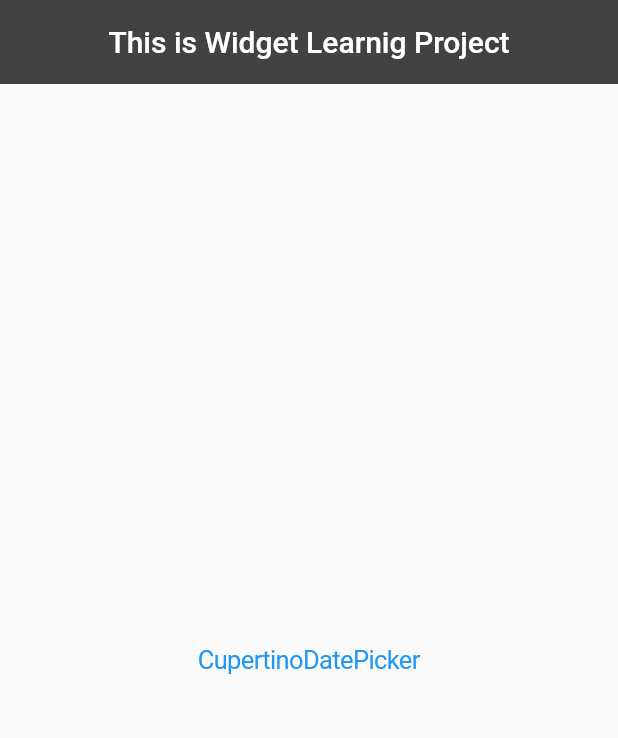
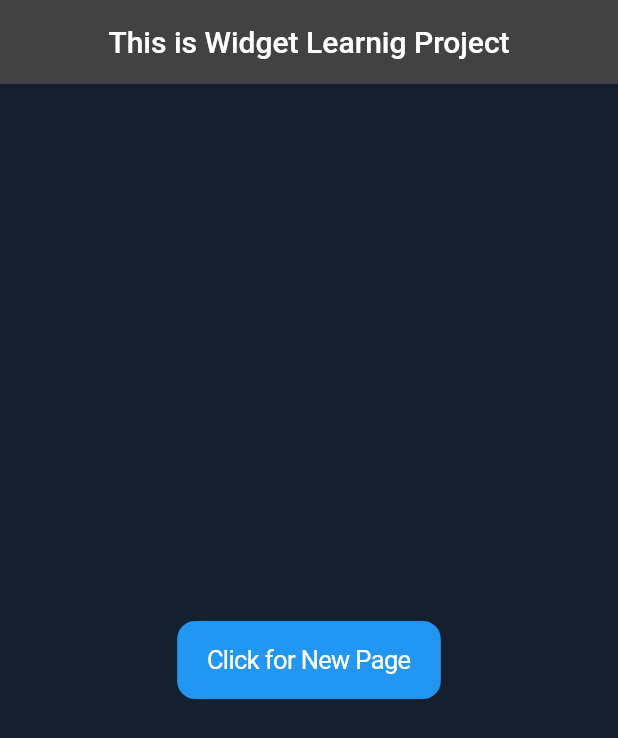
Before and after one commit to Ghauoor/Flutter-Widgets, a Flutter app: the screen it shows after launch, on a phone screen of 412 x 824 dp. Shown: the top 738 px of the screen. Run offline on Flutter 3.47's test engine with Material 2 defaults, Android fonts, the phone set to English and light mode, and no system bars.

Commit message:
CupertinoPageRouteWidget

```diff
--- a/lib/main.dart
+++ b/lib/main.dart
@@ -1,6 +1,6 @@
 import 'package:flutter/material.dart';
 
-import 'package:widgets/widgets/cupertino_datepicker_widget.dart';
+import 'package:widgets/widgets/cupertino_pageroute_widget.dart';
 
 void main() {
   runApp(const MyApp());
@@ -21,7 +21,7 @@ class MyApp extends StatelessWidget {
           elevation: 0.0,
           title: const Text('This is Widget Learnig Project'),
         ),
-        body: const CupertinoDatePickerWidget(),
+        body: const CupertinoPageRouteWidget(),
       ),
     );
   }
--- a/lib/widgets/cupertino_pageroute_widget.dart
+++ b/lib/widgets/cupertino_pageroute_widget.dart
@@ -0,0 +1,33 @@
+import 'package:flutter/cupertino.dart';
+import 'package:flutter/material.dart';
+
+class CupertinoPageRouteWidget extends StatelessWidget {
+  const CupertinoPageRouteWidget({Key? key}) : super(key: key);
+
+  @override
+  Widget build(BuildContext context) {
+    return Center(
+      child: CupertinoButton.filled(
+        child: const Text('Click for New Page'),
+        onPressed: () => Navigator.push(
+          context,
+          CupertinoPageRoute(
+            builder: (context) => const PageTwo(),
+          ),
+        ),
+      ),
+    );
+  }
+}
+
+class PageTwo extends StatelessWidget {
+  const PageTwo({Key? key}) : super(key: key);
+
+  @override
+  Widget build(BuildContext context) {
+    return const Scaffold(
+      backgroundColor: Colors.blueGrey,
+      body: Text('Page Two'),
+    );
+  }
+}
```
